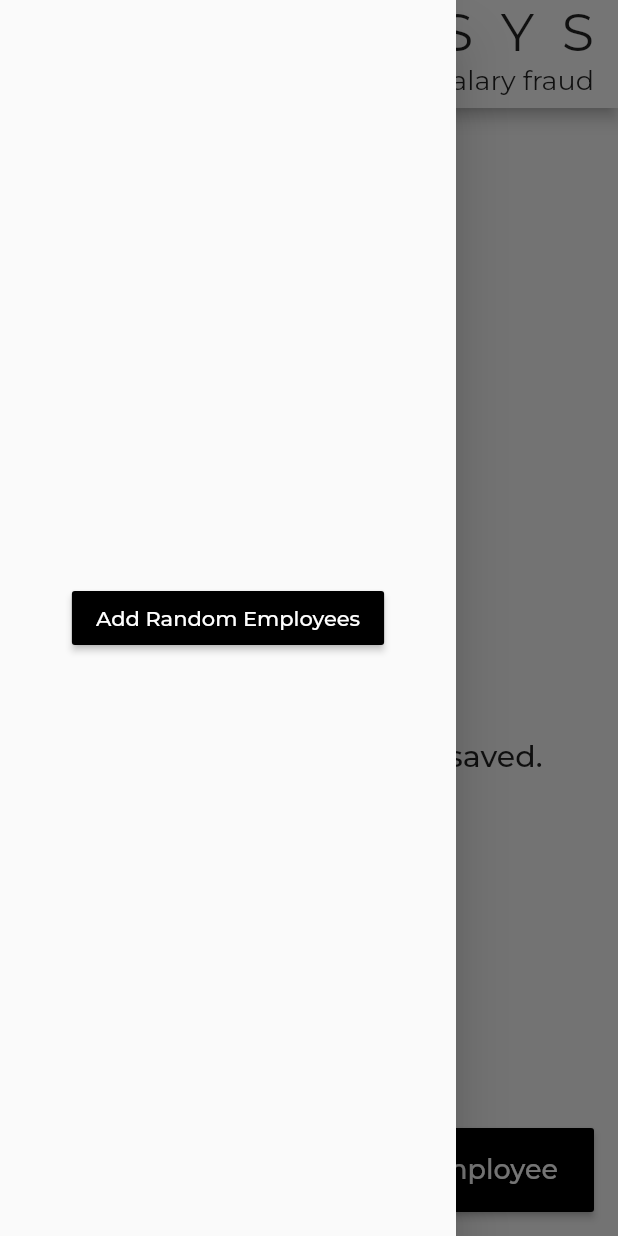
After one commit to michael-asnake-bekele/michael-asnake-mobile-engineer-interview, a Flutter app: the screen it shows after launch, with the side drawer open, on a phone screen of 412 x 824 dp. The commit adds this screen. Run offline on Flutter 3.47's test engine with Material 2 defaults, Android fonts, the phone set to English and light mode, and no system bars; our stand-ins replace basic_utils, faker, flutter_riverpod, google_fonts, hive_flutter, sprintf; accounts and stored records are empty.

Commit message:
-chore: employee_list_page.dart UI elements refactored into stateless widgets

```diff
--- a/lib/utils/app_bar_builder.dart
+++ b/lib/utils/app_bar_builder.dart
@@ -1,5 +1,5 @@
 import 'package:flutter/material.dart';
-
+/// creates a custom Appbar
 AppBar buildAppBar() {
   return AppBar(
     backgroundColor: Colors.white,
--- /dev/null
+++ b/lib/widgets/add_employee_button_widget.dart
@@ -0,0 +1,34 @@
+import 'package:flutter/material.dart';
+import 'package:mobile_engineer_interview/screens/create_employee_page.dart';
+class AddEmployeeButton extends StatelessWidget {
+  const AddEmployeeButton({
+    Key? key,
+  }) : super(key: key);
+
+  @override
+  Widget build(BuildContext context) {
+    return MaterialButton(
+      color: Colors.black,
+      child: Padding(
+        padding: const EdgeInsets.symmetric(horizontal: 8, vertical: 16),
+        child: Row(
+          mainAxisSize: MainAxisSize.min,
+          children: const [
+            Icon(
+              Icons.add,
+              color: Colors.white,
+            ),
+            Text(
+              "Add Employee",
+              style: TextStyle(color: Colors.white, fontSize: 18),
+            )
+          ],
+        ),
+      ),
+      onPressed: () {
+        Navigator.of(context).push(MaterialPageRoute(
+            builder: (context) => const CreateEmployeePage()));
+      },
+    );
+  }
+}
--- /dev/null
+++ b/lib/widgets/custom_drawer_widget.dart
@@ -0,0 +1,40 @@
+import 'package:flutter/material.dart';
+import 'package:flutter_riverpod/flutter_riverpod.dart';
+import 'package:mobile_engineer_interview/providers/employee_list_provider.dart';
+
+class CustomDrawer extends StatelessWidget {
+  const CustomDrawer({
+    Key? key,
+  }) : super(key: key);
+
+  @override
+  Widget build(BuildContext context) {
+    return Drawer(
+      child: SafeArea(
+        child: Center(
+          child: Column(
+            mainAxisSize: MainAxisSize.min,
+            children: [
+              Consumer(
+                builder: (context, ref, child) {
+                  EmployeeListNotifier employeeNotifier =
+                  ref.watch(employeeListProvider);
+                  return MaterialButton(
+                    color: Colors.black,
+                    child: const Text(
+                      'Add Random Employees',
+                      style: TextStyle(color: Colors.white),
+                    ),
+                    onPressed: () {
+                      employeeNotifier.generateEmployeeList(10);
+                    },
+                  );
+                },
+              )
+            ],
+          ),
+        ),
+      ),
+    );
+  }
+}
--- /dev/null
+++ b/lib/widgets/employee_list_widget.dart
@@ -0,0 +1,77 @@
+import 'package:flutter/material.dart';
+import 'package:mobile_engineer_interview/models/employee.dart';
+import 'package:mobile_engineer_interview/providers/employee_list_provider.dart';
+import 'package:mobile_engineer_interview/screens/create_employee_page.dart';
+import 'package:mobile_engineer_interview/screens/employee_details_page.dart';
+
+import 'employee_list_tile_widget.dart';
+
+class EmployeesList extends StatelessWidget {
+  const EmployeesList({
+    Key? key,
+    required this.employeeListNotifier,
+  }) : super(key: key);
+
+  final EmployeeListNotifier employeeListNotifier;
+
+  @override
+  Widget build(BuildContext context) {
+    return Expanded(
+      flex: 1,
+      child: Stack(
+        children: [
+          ListView.builder(
+            itemCount: employeeListNotifier.employeesBox.length,
+            padding: const EdgeInsets.only(bottom: 120),
+            scrollDirection: Axis.vertical,
+            itemBuilder: (context, index) {
+              Employee employee =
+              employeeListNotifier.employeesBox.getAt(index);
+              return EmployeeListTile(
+                key: UniqueKey(),
+                employee: employee,
+                onDeleteTapped: () {
+                  employeeListNotifier.removeEmployee(index);
+                },
+                onEditTapped: () {
+                  Navigator.of(context).push(MaterialPageRoute(
+                      builder: (context) => CreateEmployeePage(
+                        index: index,
+                        editEmployee: employee,
+                      )));
+                },
+                onTapped: () {
+                  Navigator.of(context).push(MaterialPageRoute(
+                      builder: (context) => EmployeeDetailsPage(
+                        employee: employee,
+                      )));
+                },
+              );
+            },
+          ),
+          Visibility(
+            visible: employeeListNotifier.employeesBox.length == 0,
+            child: Center(
+              child: Column(
+                mainAxisSize: MainAxisSize.min,
+                children: [
+                  const Icon(
+                    Icons.list,
+                    size: 72,
+                  ),
+                  Padding(
+                    padding: const EdgeInsets.only(bottom: 16.0),
+                    child: Text(
+                      'There are no employees saved.',
+                      style: Theme.of(context).textTheme.headline6,
+                    ),
+                  ),
+                ],
+              ),
+            ),
+          )
+        ],
+      ),
+    );
+  }
+}
--- /dev/null
+++ b/lib/widgets/header_text_widget.dart
@@ -0,0 +1,18 @@
+import 'package:flutter/material.dart';
+class HeaderText extends StatelessWidget {
+  const HeaderText({
+    Key? key,
+    required this.text,
+  }) : super(key: key);
+  final String text;
+  @override
+  Widget build(BuildContext context) {
+    return Padding(
+      padding: const EdgeInsets.only(top: 16, bottom: 16, left: 16),
+      child: Text(
+        text,
+        style: Theme.of(context).textTheme.headline6,
+      ),
+    );
+  }
+}
```
Also changed, not shown: lib/screens/create_employee_page.dart (+3 -8 lines), lib/screens/employee_list_page.dart (+8 -134 lines).
